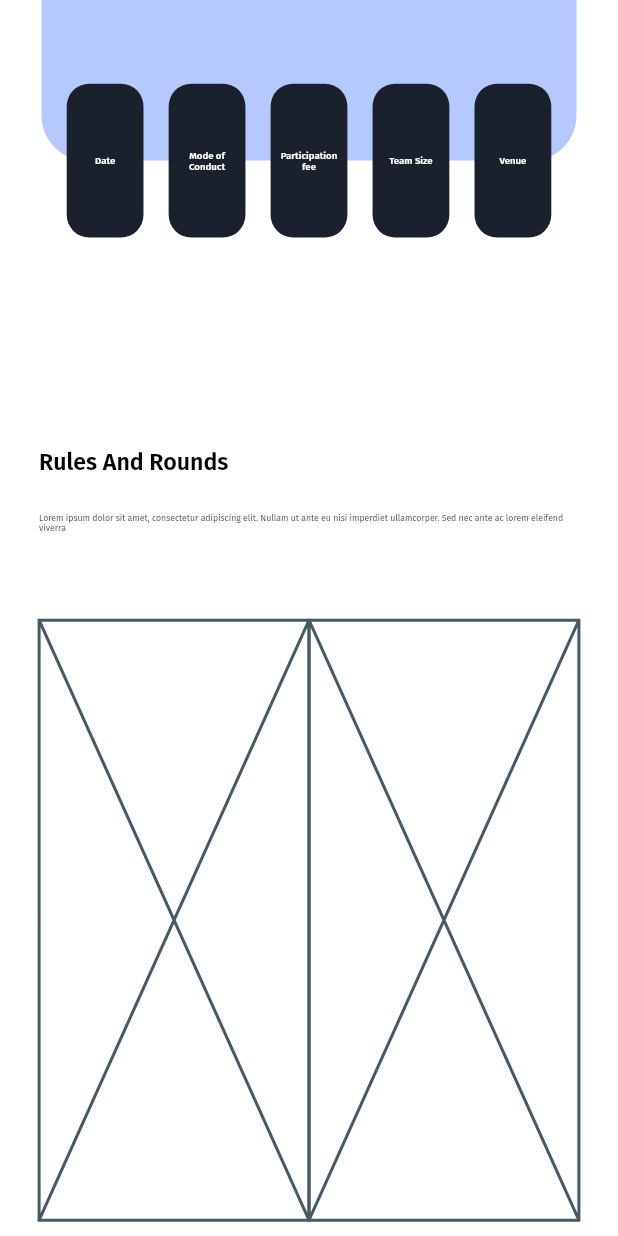
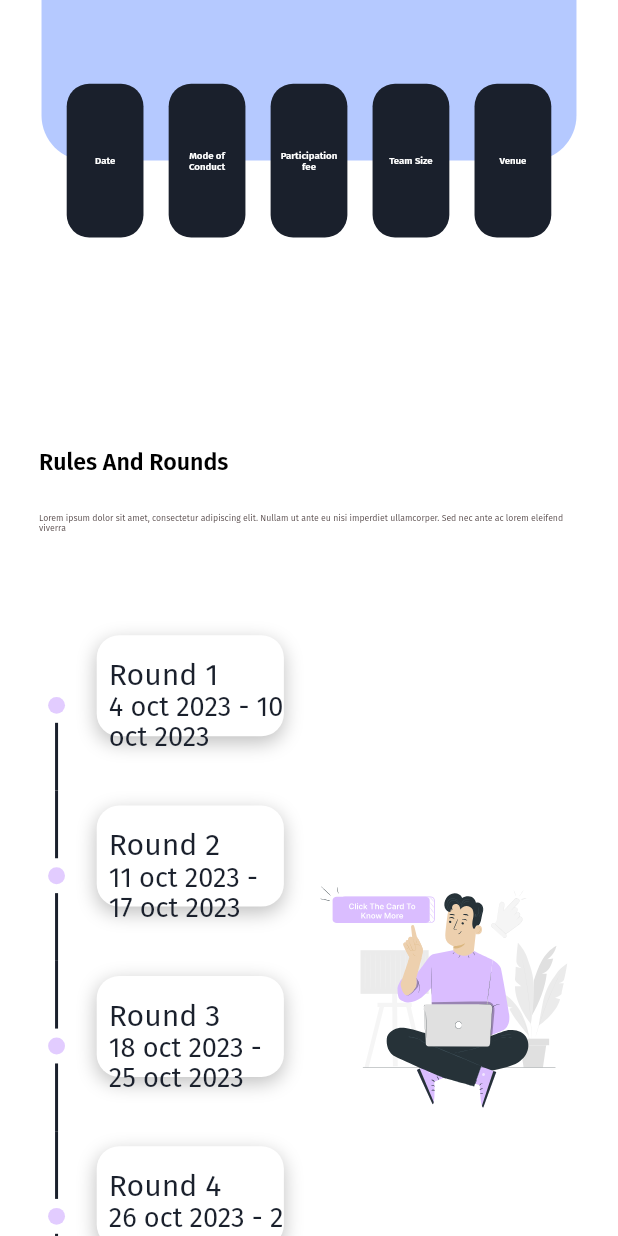
Before and after one commit to aman-netizen-ux/HackCraft, a Flutter app: the screen it shows after launch, scrolled down 576 dp, on a phone screen of 412 x 824 dp. Run offline on Flutter 3.47's test engine with Material 2 defaults, Android fonts, the phone set to English and light mode, and no system bars; drawn by our look-alikes of timeline_tile; our stand-ins replace flutter_colorpicker, flutter_svg, google_fonts; missing offline and left inert: flutter_font_picker.

Commit message:
Round Section in Default Template Completed

```diff
--- a/lib/constants/colors.dart
+++ b/lib/constants/colors.dart
@@ -4,6 +4,7 @@ const black1= Color.fromARGB(255, 26, 32, 44);
 const black2= Color.fromARGB(255, 0, 1, 0);
 
 const greyish1= Color.fromARGB(255, 86, 74, 74);
+const timelinesColor = Color.fromARGB(255, 226, 204, 255);
 
 
 const lightBlue= Color.fromARGB(255, 181, 201, 255);
--- a/lib/main.dart
+++ b/lib/main.dart
@@ -1,6 +1,8 @@
 import 'package:flutter/material.dart';
 import 'package:major_project__widget_testing/Constants/app_routes.dart';
-//later defined: any backend related part, provider, (stateful:TickerProviderStateMixin )
+import 'package:major_project__widget_testing/state/rulesAndRoundsProvider.dart';
+import 'package:provider/provider.dart';
+
 void main() {
   runApp(const MyApp());
 }
@@ -11,9 +13,12 @@ class MyApp extends StatelessWidget {
   // This widget is the root of your application.
   @override
   Widget build(BuildContext context) {
-    return  MaterialApp(
-      debugShowCheckedModeBanner: false,
-      routes: AppRoutes.routes,
+    return  MultiProvider(
+      providers: [ChangeNotifierProvider(create: (context) => RulesProvider())],
+      child: MaterialApp(
+        debugShowCheckedModeBanner: false,
+        routes: AppRoutes.routes,
+      ),
     );
   }
 }
--- /dev/null
+++ b/lib/state/rulesAndRoundsProvider.dart
@@ -0,0 +1,59 @@
+import 'package:flutter/material.dart';
+import 'package:flutter_svg/flutter_svg.dart';
+
+class RulesProvider with ChangeNotifier{
+  Widget _descriptionWidget = SvgPicture.asset('assets/images/defaultTemplate/clickme.svg');
+
+  final List<Map<String, String>> _roundsList = [
+    {
+      'roundTitle': 'Round 1',
+      'startDate': '4 oct 2023',
+      'endDate': '10 oct 2023',
+      'roundDescription':
+          '45, North Avenue,Northside, Townsville,State, India, Pin - 789012'
+    },
+    {
+      'roundTitle': 'Round 2',
+      'startDate': '11 oct 2023',
+      'endDate': '17 oct 2023',
+      'roundDescription':
+          '8, East Lane, Eastville, Riverside, State, India, Pin - 234567'
+    },
+    {
+      'roundTitle': 'Round 3',
+      'startDate': '18 oct 2023',
+      'endDate': '25 oct 2023',
+      'roundDescription':
+          '33, South Road, Southborough, Hilltop, State, India , Pin - 456789'
+    },
+    {
+      'roundTitle': 'Round 4',
+      'startDate': '26 oct 2023',
+      'endDate': '2 nov 2023',
+      'roundDescription':
+          '21, Central Street, Centralia, Midtown, State, India Pin - 345678'
+    },
+    {
+      'roundTitle': 'Round 5',
+      'startDate': '3 nov 2023',
+      'endDate': '10 nov 2023',
+      'roundDescription': '67, West Avenue, Westville, Sunset, State, India Pin - 567890'
+    },
+    {
+      'roundTitle': 'Round 5',
+      'startDate': '3 nov 2023',
+      'endDate': '10 nov 2023',
+      'roundDescription': '67, West Avenue, Westville, Sunset, State, India Pin - 567890'
+    },
+
+  ];
+
+  List<Map<String, String>> get roundsList => _roundsList;
+
+  Widget get descriptionWidget => _descriptionWidget;
+
+  void setDescriptionWidget(Widget value){
+    _descriptionWidget = value;
+    notifyListeners();
+  }
+}
--- /dev/null
+++ b/lib/views/Screens/DefaultTemplate/Desktop/Sections/RoundsSection/roundCard.dart
@@ -0,0 +1,66 @@
+import 'package:flutter/material.dart';
+import 'package:google_fonts/google_fonts.dart';
+import 'package:major_project__widget_testing/constants/colors.dart';
+import 'package:major_project__widget_testing/constants/fontfamily.dart';
+import 'package:major_project__widget_testing/constants/radius.dart';
+import 'package:major_project__widget_testing/utils/scaling.dart';
+import 'package:major_project__widget_testing/utils/text_lineheight.dart';
+
+class RoundCard extends StatelessWidget {
+  final String title;
+  final void Function()? onTap;
+  final String enddate;
+  final String startDate;
+  const RoundCard({super.key, required this.title, required this.enddate, required this.startDate, this.onTap});
+
+  @override
+  Widget build(BuildContext context) {
+
+    return InkWell(
+      hoverColor: Colors.white,
+      onTap: onTap,
+      child: Container(
+          height: scaleHeight(context, 67),
+          width: double.infinity,
+          margin : EdgeInsets.only(bottom : scaleHeight(context, 36), left : scaleWidth(context, 47), right : scaleWidth(context, 52), top : scaleHeight(context, 10)),
+          decoration: BoxDecoration(
+            color : Colors.white,
+              borderRadius: BorderRadius.circular(rad5_3),
+              boxShadow: const [
+                BoxShadow(
+                  color: Color(0x3F000000),
+                  blurRadius: 10,
+                  offset: Offset(0, 4),
+                  spreadRadius: 0,
+                )
+              ]),
+          child: Column(
+            crossAxisAlignment: CrossAxisAlignment.start,
+            mainAxisAlignment: MainAxisAlignment.start,
+            children: [
+              Padding(
+                padding: EdgeInsets.only(
+                    left: scaleWidth(context, 25), top: scaleHeight(context, 15)),
+                child: Text(title,
+                    style: GoogleFonts.getFont(fontFamily2,
+                        fontSize: scaleHeight(context, 20),
+                        color: black1,
+                        height: lineHeight(22.4, 20),
+                        fontWeight: FontWeight.w400)),
+              ),
+              Padding(
+                padding: EdgeInsets.only(
+                    left: scaleWidth(context, 25),
+                    bottom: scaleHeight(context, 6)),
+                child: Text('$startDate - $enddate',
+                    style: GoogleFonts.getFont(fontFamily2,
+                        fontSize: scaleHeight(context, 18),
+                        color: black1,
+                        height: lineHeight(22.4, 20),
+                        fontWeight: FontWeight.w400)),
+              )
+            ],
+          )),
+    );
+  }
+}
--- /dev/null
+++ b/lib/views/Screens/DefaultTemplate/Desktop/Sections/RoundsSection/rounds_section.dart
@@ -0,0 +1,96 @@
+import 'package:flutter/material.dart';
+import 'package:google_fonts/google_fonts.dart';
+import 'package:major_project__widget_testing/state/rulesAndRoundsProvider.dart';
+import 'package:major_project__widget_testing/utils/scaling.dart';
+import 'package:major_project__widget_testing/utils/text_lineheight.dart';
+import 'package:major_project__widget_testing/constants/fontfamily.dart';
+import 'package:major_project__widget_testing/constants/colors.dart';
+import 'package:major_project__widget_testing/constants/radius.dart';
+import 'package:major_project__widget_testing/views/Screens/DefaultTemplate/Desktop/Sections/RoundsSection/timelineTile.dart';
+import 'package:provider/provider.dart';
+
+class RoundsAndRules extends StatelessWidget {
+  const RoundsAndRules({super.key});
+
+  @override
+  Widget build(BuildContext context) {
+    final rulesProvider = Provider.of<RulesProvider>(context);
+    return Padding(
+      padding: EdgeInsets.symmetric(
+          horizontal: scaleWidth(context, 81),
+          vertical: scaleHeight(context, 70)),
+      child: Column(
+        crossAxisAlignment: CrossAxisAlignment.start,
+        children: [
+          Text('Rules And Rounds',
+              style: GoogleFonts.getFont(fontFamily2,
+                  fontSize: scaleWidth(context, 48),
+                  color: Colors.black,
+                  fontWeight: FontWeight.w600,
+                  height: lineHeight(22.4, 48))),
+          SizedBox(
+            height: scaleHeight(context, 27),
+          ),
+          Text(
+              'Lorem ipsum dolor sit amet, consectetur adipiscing elit. Nullam ut ante eu nisi imperdiet ullamcorper. Sed nec ante ac lorem eleifend viverra',
+              style: GoogleFonts.getFont(fontFamily2,
+                  fontSize: scaleWidth(context, 18),
+                  color: greyish1,
+                  fontWeight: FontWeight.w400,
+                  height: lineHeight(22.4, 18))),
+          SizedBox(
+            height: scaleHeight(context, 58),
+          ),
+          SizedBox(
+            height: scaleHeight(context, 500),
+            child: Row(
+              children: [
+                Expanded(
+                    flex: 5,
+                    child: ListView(
+                        shrinkWrap: true,
+                        children: List.generate(rulesProvider.roundsList.length,
+                            (index) {
+                          return CustomTimelineTile(
+                            isFirst: index == 0,
+                            isLast:
+                                rulesProvider.roundsList.length - 1 == index,
+                            roundTitle: rulesProvider.roundsList[index]
+                                ['roundTitle']!,
+                            roundDescription: rulesProvider.roundsList[index]
+                                ['roundDescription']!,
+                            endDate: rulesProvider.roundsList[index]
+                                ['endDate']!,
+                            startDate: rulesProvider.roundsList[index]
+                                ['startDate']!,
+                            onTap: () {
+                              rulesProvider.setDescriptionWidget(roundDetails(
+                                  rulesProvider.roundsList[index]
+                                      ['roundDescription']!,
+                                  context));
+                            },
+                          );
+                        }))),
+                Expanded(flex: 5, child: rulesProvider.descriptionWidget),
+              ],
+            ),
+          ),
+        ],
+      ),
+    );
+  }
+
+  Widget roundDetails(String roundDetails, BuildContext context) {
+    return Container(
+      alignment: Alignment.center,
+      margin: EdgeInsets.symmetric(horizontal: scaleWidth(context, 100)),
+      child: Text(roundDetails,
+          textAlign: TextAlign.center,
+          style: GoogleFonts.getFont(fontFamily2,
+              fontSize: scaleHeight(context, 20),
+              color: greyish1,
+              fontWeight: FontWeight.w400,
+              height: lineHeight(22.4, 18))),
+    );
+  }
+}
--- /dev/null
+++ b/lib/views/Screens/DefaultTemplate/Desktop/Sections/RoundsSection/timelineTile.dart
@@ -0,0 +1,45 @@
+import 'package:flutter/material.dart';
+import 'package:major_project__widget_testing/constants/colors.dart';
+import 'package:major_project__widget_testing/utils/scaling.dart';
+import 'package:major_project__widget_testing/views/Screens/DefaultTemplate/Desktop/Sections/RoundsSection/roundCard.dart';
+import 'package:timeline_tile/timeline_tile.dart';
+
+class CustomTimelineTile extends StatelessWidget {
+  final bool isFirst;
+  final bool isLast;
+  //final bool isPast;
+  final String roundTitle;
+  final String roundDescription;
+  final String endDate;
+  final String startDate;
+  final void Function()? onTap;
+  const CustomTimelineTile(
+      {super.key,
+      required this.isFirst,
+      required this.isLast,
+      //required this.isPast,
+      required this.roundTitle,
+      required this.roundDescription,
+      required this.endDate,
+      required this.startDate, this.onTap});
+
+  @override
+  Widget build(BuildContext context) {
+    return TimelineTile(
+      isFirst: isFirst,
+      isLast: isLast,
+      beforeLineStyle:  const LineStyle(
+        color:  black1,
+        thickness: 2,
+      ),
+      indicatorStyle: IndicatorStyle(
+        width: scaleWidth(context, 35),
+        color: timelinesColor,
+        padding: EdgeInsets.all(6),
+      ),
+
+      endChild: RoundCard(title: roundTitle, enddate: endDate, startDate: startDate, onTap: onTap),
+
+    );
+  }
+}
--- a/lib/views/Screens/DefaultTemplate/Desktop/Sections/rounds_section.dart
+++ /dev/null
@@ -1,47 +0,0 @@
-import 'package:flutter/material.dart';
-import 'package:google_fonts/google_fonts.dart';
-import 'package:major_project__widget_testing/utils/scaling.dart';
-import 'package:major_project__widget_testing/utils/text_lineheight.dart';
-import 'package:major_project__widget_testing/constants/fontfamily.dart';
-import 'package:major_project__widget_testing/constants/colors.dart';
-import 'package:major_project__widget_testing/constants/radius.dart';
-
-class RoundsAndRules extends StatelessWidget {
-  const RoundsAndRules({super.key});
-
-  @override
-  Widget build(BuildContext context) {
-    return Padding(
-      padding: EdgeInsets.symmetric(horizontal: scaleWidth(context, 81),vertical: scaleHeight(context, 70)),
-      child: Column(
-        crossAxisAlignment: CrossAxisAlignment.start,
-        children: [
-          Text('Rules And Rounds',
-              style: GoogleFonts.getFont(fontFamily2,
-                  fontSize: scaleWidth(context, 48),
-                  color: Colors.black,
-                  fontWeight: FontWeight.w600,
-                  height: lineHeight(22.4, 48))),
-
-          SizedBox(height: scaleHeight(context, 27),),
-
-          Text('Lorem ipsum dolor sit amet, consectetur adipiscing elit. Nullam ut ante eu nisi imperdiet ullamcorper. Sed nec ante ac lorem eleifend viverra',
-              style: GoogleFonts.getFont(fontFamily2,
-                  fontSize: scaleWidth(context, 18),
-                  color: greyish1,
-                  fontWeight: FontWeight.w400,
-                  height: lineHeight(22.4, 18))),
-
-          SizedBox(height: scaleHeight(context, 58),),
-
-          const Row(
-            children: [
-              Expanded(flex: 5, child: Placeholder()),
-              Expanded(flex: 5, child: Placeholder())
-            ],
-          ),
-        ],
-      ),
-    );
-  }
-}
--- a/lib/views/Screens/DefaultTemplate/Desktop/desktop_body_default_template.dart
+++ b/lib/views/Screens/DefaultTemplate/Desktop/desktop_body_default_template.dart
@@ -1,6 +1,6 @@
 import 'package:flutter/material.dart';
 import 'package:major_project__widget_testing/views/Screens/DefaultTemplate/Desktop/Sections/landing_section.dart';
-import 'package:major_project__widget_testing/views/Screens/DefaultTemplate/Desktop/Sections/rounds_section.dart';
+import 'package:major_project__widget_testing/views/Screens/DefaultTemplate/Desktop/Sections/RoundsSection/rounds_section.dart';
 
 
 class DefaultTemplateDesktopBody extends StatefulWidget {
```
Also changed, not shown: pubspec.yaml (+7 -3 lines), widgetTestingFiles.dart/sameDialogBoxCheck.dart (added, +93 -0 lines), assets/images/defaultTemplate/clickme.svg (added), 1 other file.
